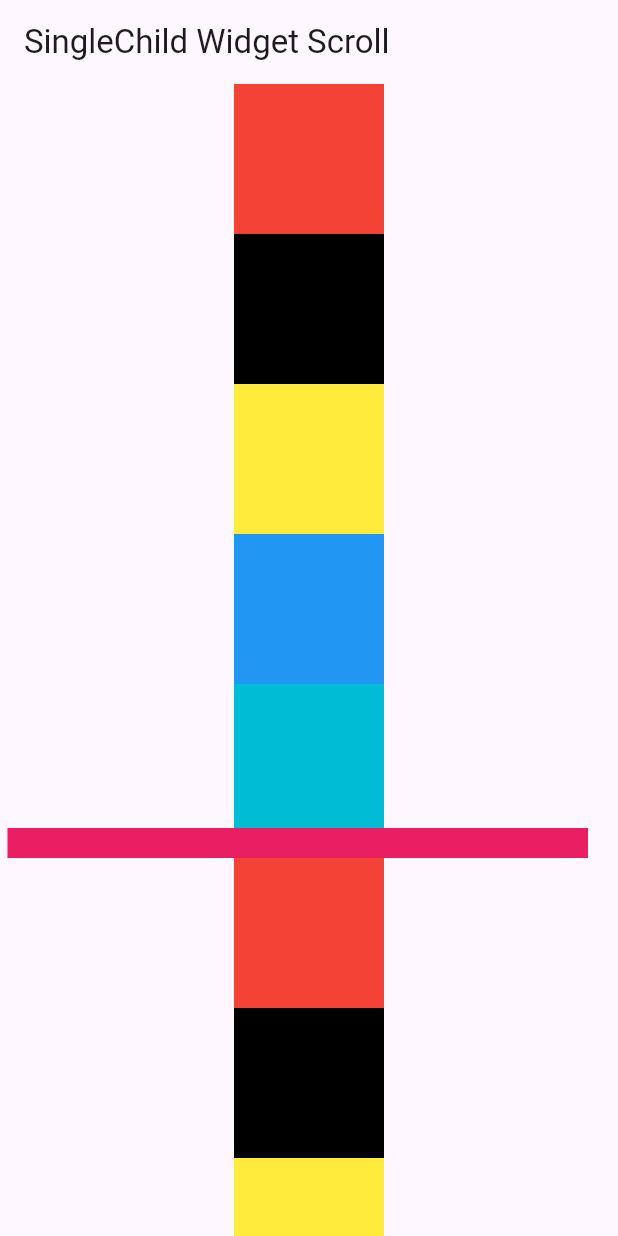
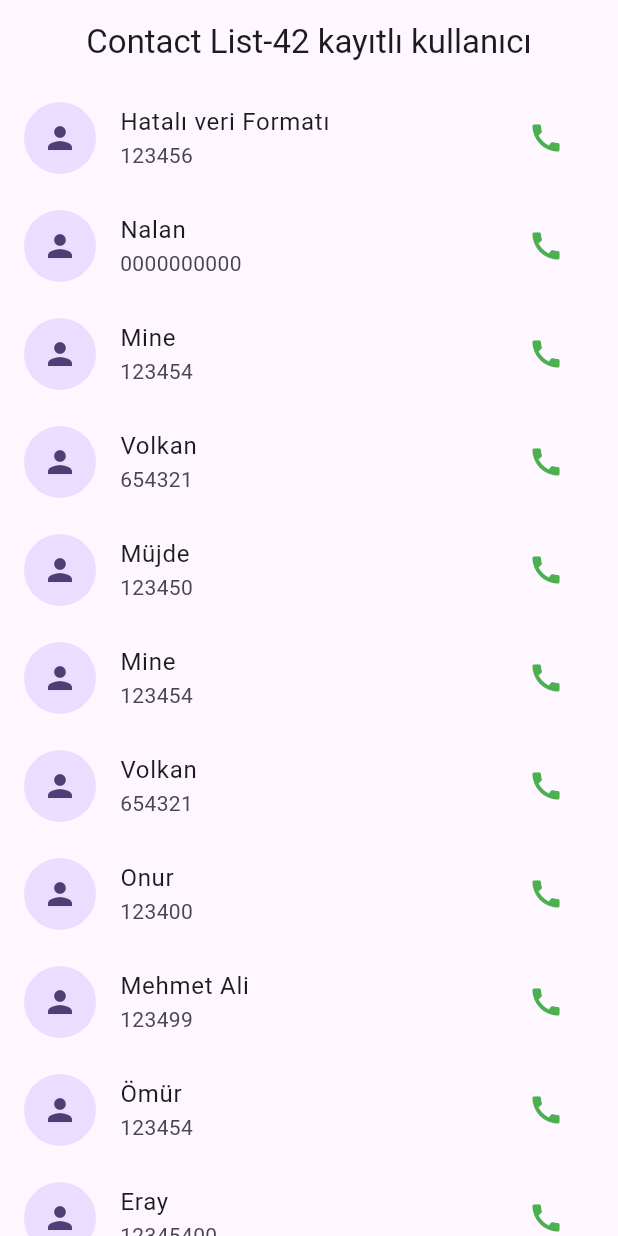
Before and after one commit to ykakkaya/miuulflutter, a Flutter app: the screen it shows after launch, on a phone screen of 412 x 824 dp. Run offline on Flutter 3.47's test engine with Material 3 defaults, Android fonts, the phone set to English and light mode, and no system bars.

Commit message:
feat: add ListWidgets screen and set as home page

```diff
--- a/lib/main.dart
+++ b/lib/main.dart
@@ -2,6 +2,7 @@ import 'package:flutter/material.dart';
 import 'package:miuulflutter/screens/button_types.dart';
 import 'package:miuulflutter/screens/container_widget.dart';
 import 'package:miuulflutter/screens/home_page.dart';
+import 'package:miuulflutter/screens/list_widgets.dart';
 import 'package:miuulflutter/screens/red_page.dart';
 import 'package:miuulflutter/screens/row_column_widget.dart';
 import 'package:miuulflutter/screens/single_child.dart';
@@ -20,7 +21,7 @@ class MyApp extends StatelessWidget {
       title: 'Flutter Demo',
       debugShowCheckedModeBanner: false,
       theme: ThemeData(colorScheme: .fromSeed(seedColor: Colors.deepPurple)),
-      home: SingleChild(),
+      home: ListWidgets(),
     );
   }
 }
--- /dev/null
+++ b/lib/screens/list_widgets.dart
@@ -0,0 +1,86 @@
+import 'package:flutter/material.dart';
+
+class ListWidgets extends StatefulWidget {
+  ListWidgets({Key? key}) : super(key: key);
+
+  @override
+  _ListWidgetsState createState() => _ListWidgetsState();
+}
+
+class _ListWidgetsState extends State<ListWidgets> {
+  List<Map<String, dynamic>> contactList = [
+    {"number": "123456"},
+    {"name": "Nalan"},
+    {"name": "Mine", "number": "123454"},
+    {"name": "Volkan", "number": "654321"},
+    {"name": "Müjde", "number": "123450"},
+    {"name": "Mine", "number": "123454"},
+    {"name": "Volkan", "number": "654321"},
+    {"name": "Onur", "number": "123400"},
+    {"name": "Mehmet Ali", "number": "123499"},
+    {"name": "Ömür", "number": "123454"},
+    {"name": "Eray", "number": "12345400"},
+    {"name": "Handan", "number": "123451"},
+    {"name": "Yakup ", "number": "123456"},
+    {"name": "Nalan", "number": "1357924"},
+    {"name": "Mine", "number": "123454"},
+    {"name": "Volkan", "number": "654321"},
+    {"name": "Müjde", "number": "123450"},
+    {"name": "Onur", "number": "123400"},
+    {"name": "Mehmet Ali", "number": "123499"},
+    {"name": "Ömür", "number": "123454"},
+    {"name": "Eray", "number": "12345400"},
+    {"name": "Handan", "number": "123451"},
+    {"name": "Yakup ", "number": "123456"},
+    {"name": "Nalan", "number": "1357924"},
+    {"name": "Mine", "number": "123454"},
+    {"name": "Volkan", "number": "654321"},
+    {"name": "Müjde", "number": "123450"},
+    {"name": "Onur", "number": "123400"},
+    {"name": "Mehmet Ali", "number": "123499"},
+    {"name": "Ömür", "number": "123454"},
+    {"name": "Eray", "number": "12345400"},
+    {"name": "Handan", "number": "123451"},
+    {"name": "Yakup ", "number": "123456"},
+    {"name": "Nalan", "number": "1357924"},
+    {"name": "Mine", "number": "123454"},
+    {"name": "Volkan", "number": "654321"},
+    {"name": "Müjde", "number": "123450"},
+    {"name": "Onur", "number": "123400"},
+    {"name": "Mehmet Ali", "number": "123499"},
+    {"name": "Ömür", "number": "123454"},
+    {"name": "Eray", "number": "12345400"},
+    {"name": "Handan", "number": "123451"},
+  ];
+  @override
+  Widget build(BuildContext context) {
+    return Scaffold(
+      appBar: AppBar(
+        title: Text(
+          "Contact List-${contactList.length.toString()} kayıtlı kullanıcı",
+        ),
+        centerTitle: true,
+      ),
+      body: ListView.builder(
+        itemCount: contactList.length,
+        itemBuilder: (context, index) {
+          return contactListItem(index);
+        },
+      ),
+    );
+  }
+
+  ListTile contactListItem(index) {
+    return ListTile(
+      leading: CircleAvatar(child: Icon(Icons.person), radius: 24),
+      title: Text(contactList[index]["name"] ?? 'Hatalı veri Formatı'),
+      subtitle: Text(contactList[index]["number"] ?? "0000000000"),
+      trailing: IconButton(
+        icon: Icon(Icons.call, color: Colors.green),
+        onPressed: () {
+          print("Call pressed");
+        },
+      ),
+    );
+  }
+}
```
